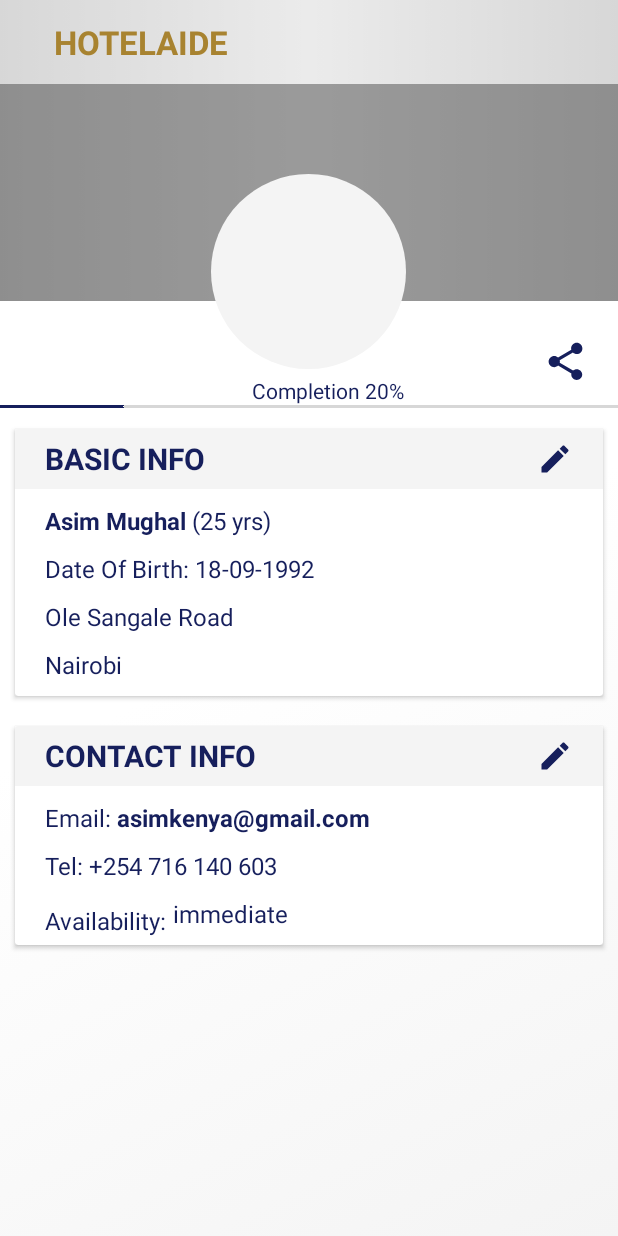
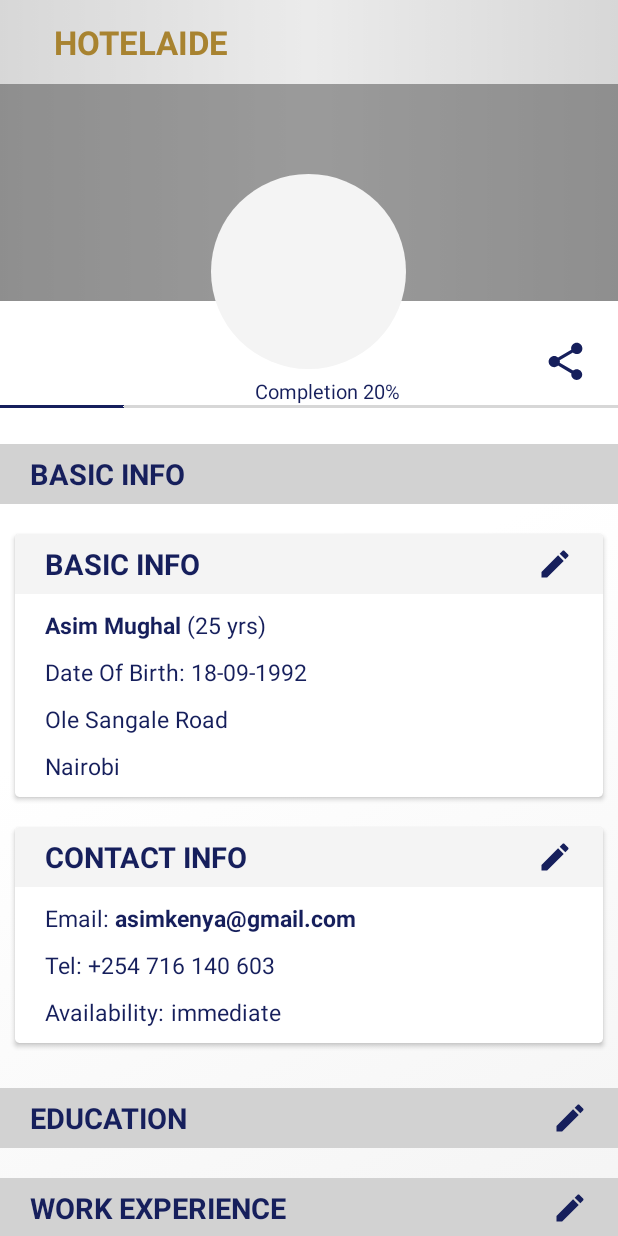
Before and after one commit to mughalasim/hotelaide, an Android app: the layout activity_my_profile_view.xml on its own in the app's theme, with its tools: preview values and no code run, on a phone screen of 412 x 824 dp. Run offline under Robolectric (Android 15) with nearby library versions, the phone set to English and light mode, and no system bars; plain views replace RoundedImageView, SpringScrollView.

Commit message:
Version 0.5 - Profile view layout added and updated

```diff
--- a/app/src/main/AndroidManifest.xml
+++ b/app/src/main/AndroidManifest.xml
@@ -103,6 +103,12 @@
             android:screenOrientation="portrait"
             android:windowSoftInputMode="stateHidden" />
 
+        <activity
+            android:name=".main_pages.activities.ProfileViewActivity"
+            android:launchMode="singleTask"
+            android:screenOrientation="portrait"
+            android:windowSoftInputMode="stateHidden" />
+
         <activity android:name="com.theartofdev.edmodo.cropper.CropImageActivity"
             android:theme="@style/Base.Theme.AppCompat"/>
 
--- a/app/src/main/java/com/hotelaide/utils/Helpers.java
+++ b/app/src/main/java/com/hotelaide/utils/Helpers.java
@@ -43,7 +43,7 @@ import com.hotelaide.R;
 import com.hotelaide.main_pages.activities.AboutUsActivity;
 import com.hotelaide.main_pages.activities.DashboardActivity;
 import com.hotelaide.main_pages.activities.FindJobsActivity;
-import com.hotelaide.main_pages.activities.ProfileActivity;
+import com.hotelaide.main_pages.activities.ProfileViewActivity;
 import com.hotelaide.main_pages.activities.SettingsActivity;
 import com.hotelaide.main_pages.models.CountyModel;
 import com.hotelaide.services.UserService;
@@ -132,7 +132,7 @@ public class Helpers {
                 break;
 
             case R.id.drawer_my_profile:
-                context.startActivity(new Intent(context, ProfileActivity.class));
+                context.startActivity(new Intent(context, ProfileViewActivity.class));
                 break;
 
             case R.id.drawer_about_us:
--- a/app/src/main/res/layout/activity_my_profile_view.xml
+++ b/app/src/main/res/layout/activity_my_profile_view.xml
@@ -130,9 +130,20 @@
                 android:paddingBottom="@dimen/padding_large"
                 android:orientation="vertical">
 
+                <TextView
+                    style="@style/Text_Title"
+                    android:layout_height="@dimen/height_button"
+                    android:background="@color/dark_grey"
+                    android:gravity="start|center_vertical"
+                    android:paddingEnd="@dimen/padding_small"
+                    android:paddingStart="@dimen/padding_small"
+                    android:layout_marginBottom="@dimen/padding_tiny"
+                    android:text="@string/nav_profile" />
+
                 <!-- BASIC INFO =================================================================-->
                 <android.support.v7.widget.CardView
                     android:layout_width="match_parent"
+                    app:cardCornerRadius="@dimen/radius_corner"
                     android:layout_height="wrap_content"
                     android:layout_margin="@dimen/padding_tiny">
 
@@ -259,6 +270,7 @@
                 <android.support.v7.widget.CardView
                     android:layout_width="match_parent"
                     android:layout_height="wrap_content"
+                    app:cardCornerRadius="@dimen/radius_corner"
                     android:layout_marginTop="@dimen/padding_tiny"
                     android:layout_margin="@dimen/padding_tiny">
 
@@ -332,6 +344,7 @@
                             android:layout_height="wrap_content"
                             android:layout_marginTop="@dimen/padding_tiny"
                             android:orientation="horizontal"
+                            android:layout_marginBottom="@dimen/padding_tiny"
                             android:paddingEnd="@dimen/padding_small"
                             android:paddingStart="@dimen/padding_small">
 
@@ -346,7 +359,6 @@
                                 style="@style/Text_Normal"
                                 android:layout_width="wrap_content"
                                 android:layout_marginTop="0dp"
-                                android:paddingBottom="@dimen/padding_tiny"
                                 android:text="immediate" />
 
                         </LinearLayout>
@@ -354,6 +366,34 @@
                     </LinearLayout>
 
                 </android.support.v7.widget.CardView>
+
+
+                <!-- EDUCATION EXPERIENCE =======================================================-->
+                <TextView
+                    style="@style/Text_Title"
+                    android:layout_height="@dimen/height_button"
+                    android:layout_marginTop="@dimen/padding_small"
+                    android:background="@color/dark_grey"
+                    android:drawableEnd="@drawable/ic_edit"
+                    android:gravity="start|center_vertical"
+                    android:onClick="profileEdit"
+                    android:paddingEnd="@dimen/padding_small"
+                    android:paddingStart="@dimen/padding_small"
+                    android:text="@string/nav_education" />
+
+
+                <!-- WORK EXPERIENCE ============================================================-->
+                <TextView
+                    style="@style/Text_Title"
+                    android:layout_height="@dimen/height_button"
+                    android:layout_marginTop="@dimen/padding_small"
+                    android:background="@color/dark_grey"
+                    android:drawableEnd="@drawable/ic_edit"
+                    android:gravity="start|center_vertical"
+                    android:onClick="profileEdit"
+                    android:paddingEnd="@dimen/padding_small"
+                    android:paddingStart="@dimen/padding_small"
+                    android:text="@string/nav_work" />
 
             </LinearLayout>
 
--- a/app/src/main/res/layout/list_item_find_jobs.xml
+++ b/app/src/main/res/layout/list_item_find_jobs.xml
@@ -8,6 +8,7 @@
     <android.support.v7.widget.CardView
         android:id="@+id/list_item"
         android:layout_marginTop="@dimen/padding_small"
+        app:cardCornerRadius="@dimen/radius_corner"
         android:layout_width="match_parent"
         android:layout_marginEnd="@dimen/padding_small"
         android:layout_marginStart="@dimen/padding_small"
--- a/app/src/main/res/menu/drawer.xml
+++ b/app/src/main/res/menu/drawer.xml
@@ -17,7 +17,7 @@
         <!--2-->
         <item
             android:id="@+id/drawer_my_profile"
-            android:title="@string/drawer_my_profile" />
+            android:title="@string/drawer_my_profile_view" />
 
     </group>
 
--- a/app/src/main/res/values/dimens.xml
+++ b/app/src/main/res/values/dimens.xml
@@ -28,10 +28,10 @@
 
     <!--TEXT SIZES ==============================================================================-->
     <dimen name="text_size_x_large">22sp</dimen>
-    <dimen name="text_size_large">20sp</dimen>
-    <dimen name="text_size_medium">18sp</dimen>
-    <dimen name="text_size_normal">16sp</dimen>
-    <dimen name="text_size_small">14sp</dimen>
+    <dimen name="text_size_large">19sp</dimen>
+    <dimen name="text_size_medium">16sp</dimen>
+    <dimen name="text_size_normal">15sp</dimen>
+    <dimen name="text_size_small">13sp</dimen>
 
 
     <!--MARGINS AND SPACINGS ====================================================================-->
--- a/app/src/main/res/values/strings.xml
+++ b/app/src/main/res/values/strings.xml
@@ -65,7 +65,7 @@
     <string name="drawer_messages">Messages</string>
     <string name="drawer_registration">Hotel Registration</string>
     <string name="drawer_subscription">Subscription Plan</string>
-    <string name="drawer_my_profile">My Profile</string>
+    <string name="drawer_my_profile_view">My Profile</string>
     <string name="drawer_settings">Settings</string>
     <string name="drawer_about_us">About Us</string>
     <string name="drawer_log_out">Log Out</string>
```
Also changed, not shown: app/src/main/java/com/hotelaide/main_pages/activities/ProfileViewActivity.java (added, +27 -0 lines).
